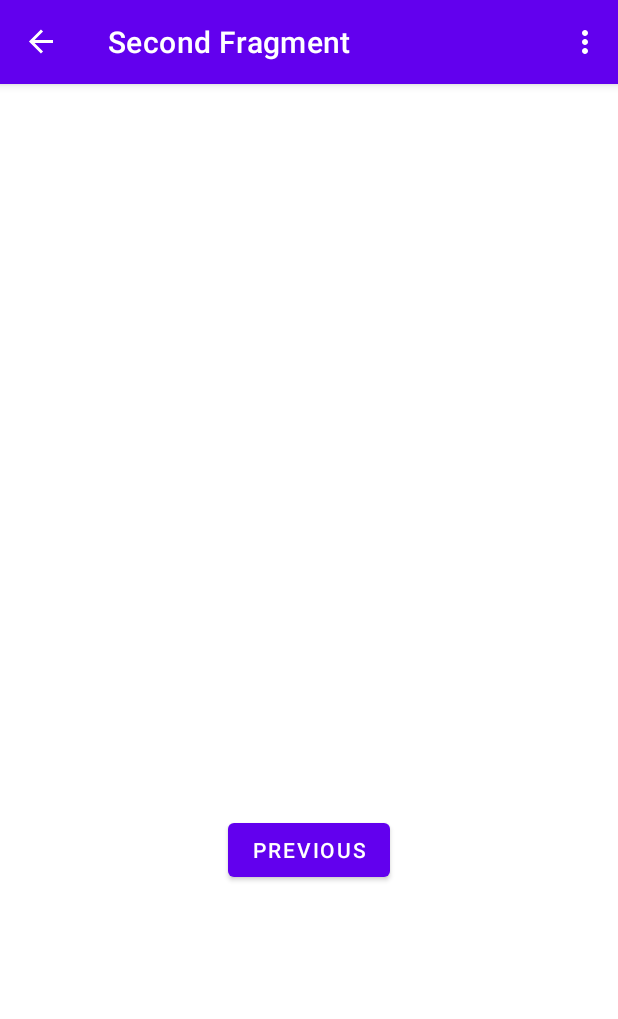
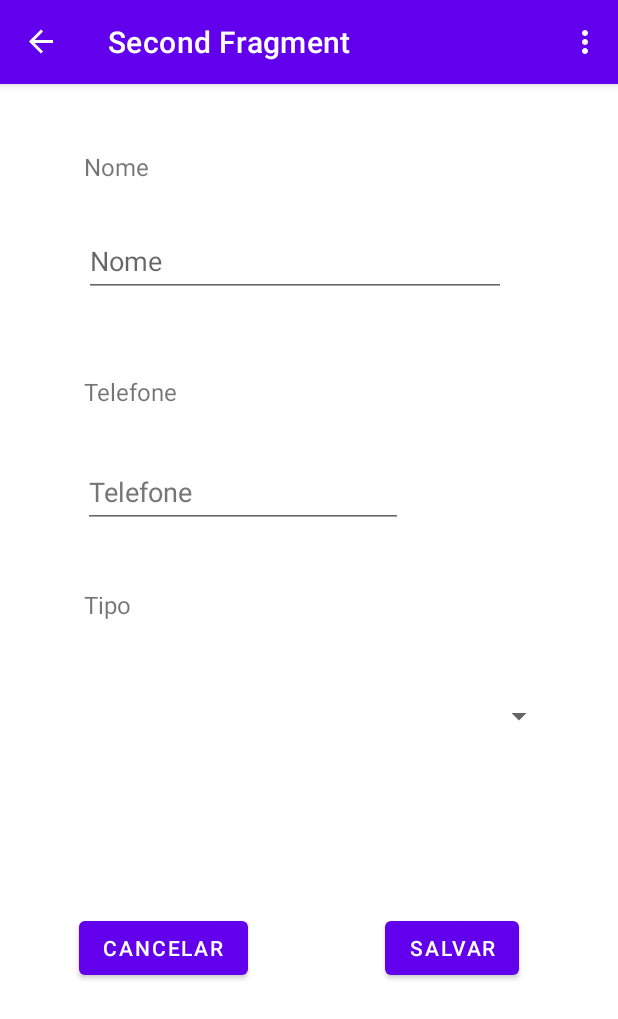
Before and after one commit to rafaelst97/AgendaTelefonica, an Android app: the AdicionarContatoFragment screen opened through its navigation route, on a phone screen of 412 x 824 dp. Shown: the top 1019 px of the screen. Run offline under Robolectric (Android 15) with nearby library versions, the phone set to English and light mode, and no system bars; our stand-ins replace navigation-ui; 2 statements that could not run were skipped.

Commit message:
Criado fragment de edição

```diff
--- a/app/src/main/java/br/univali/pdm/agendatelefonica/SecondFragment.kt
+++ b/app/src/main/java/br/univali/pdm/agendatelefonica/AdicionarContatoFragment.kt
@@ -6,14 +6,14 @@ import android.view.LayoutInflater
 import android.view.View
 import android.view.ViewGroup
 import androidx.navigation.fragment.findNavController
-import br.univali.pdm.agendatelefonica.databinding.FragmentSecondBinding
+import br.univali.pdm.agendatelefonica.databinding.FragmentAdicionarContatoBinding
 
 /**
  * A simple [Fragment] subclass as the second destination in the navigation.
  */
-class SecondFragment : Fragment() {
+class AdicionarContatoFragment : Fragment() {
 
-    private var _binding: FragmentSecondBinding? = null
+    private var _binding: FragmentAdicionarContatoBinding? = null
 
     // This property is only valid between onCreateView and
     // onDestroyView.
@@ -24,7 +24,7 @@ class SecondFragment : Fragment() {
         savedInstanceState: Bundle?
     ): View? {
 
-        _binding = FragmentSecondBinding.inflate(inflater, container, false)
+        _binding = FragmentAdicionarContatoBinding.inflate(inflater, container, false)
         return binding.root
 
     }
@@ -32,9 +32,15 @@ class SecondFragment : Fragment() {
     override fun onViewCreated(view: View, savedInstanceState: Bundle?) {
         super.onViewCreated(view, savedInstanceState)
 
-        binding.buttonSecond.setOnClickListener {
+        binding.botaoSalvarAdicionar.setOnClickListener {
             findNavController().navigate(R.id.action_SecondFragment_to_FirstFragment)
         }
+
+        binding.botaoCancelarAdicionar.setOnClickListener {
+            findNavController().navigate(R.id.action_SecondFragment_to_FirstFragment)
+        }
+
+
     }
 
     override fun onDestroyView() {
--- a/app/src/main/java/br/univali/pdm/agendatelefonica/FirstFragment.kt
+++ b/app/src/main/java/br/univali/pdm/agendatelefonica/AgendaFragment.kt
@@ -6,14 +6,14 @@ import android.view.LayoutInflater
 import android.view.View
 import android.view.ViewGroup
 import androidx.navigation.fragment.findNavController
-import br.univali.pdm.agendatelefonica.databinding.FragmentFirstBinding
+import br.univali.pdm.agendatelefonica.databinding.FragmentAgendaBinding
 
 /**
  * A simple [Fragment] subclass as the default destination in the navigation.
  */
-class FirstFragment : Fragment() {
+class AgendaFragment : Fragment() {
 
-    private var _binding: FragmentFirstBinding? = null
+    private var _binding: FragmentAgendaBinding? = null
 
     // This property is only valid between onCreateView and
     // onDestroyView.
@@ -24,7 +24,7 @@ class FirstFragment : Fragment() {
         savedInstanceState: Bundle?
     ): View? {
 
-        _binding = FragmentFirstBinding.inflate(inflater, container, false)
+        _binding = FragmentAgendaBinding.inflate(inflater, container, false)
         return binding.root
 
     }
--- /dev/null
+++ b/app/src/main/res/layout/fragment_adicionar_contato.xml
@@ -0,0 +1,112 @@
+<?xml version="1.0" encoding="utf-8"?>
+<androidx.constraintlayout.widget.ConstraintLayout xmlns:android="http://schemas.android.com/apk/res/android"
+    xmlns:app="http://schemas.android.com/apk/res-auto"
+    xmlns:tools="http://schemas.android.com/tools"
+    android:layout_width="match_parent"
+    android:layout_height="match_parent"
+    tools:context=".AdicionarContatoFragment">
+
+    <Button
+        android:id="@+id/botaoSalvarEditar"
+        android:layout_width="wrap_content"
+        android:layout_height="wrap_content"
+        android:layout_marginBottom="168dp"
+        android:text="@string/salvar"
+        app:layout_constraintBottom_toBottomOf="parent"
+        app:layout_constraintEnd_toEndOf="parent"
+        app:layout_constraintHorizontal_bias="0.796"
+        app:layout_constraintStart_toStartOf="parent"
+        app:layout_constraintTop_toBottomOf="@+id/spinnerTipoEditar"
+        app:layout_constraintVertical_bias="1.0" />
+
+    <TextView
+        android:id="@+id/textNomeEditar"
+        android:layout_width="wrap_content"
+        android:layout_height="wrap_content"
+        android:layout_marginTop="44dp"
+        android:text="@string/nome"
+        android:textSize="16sp"
+        app:layout_constraintEnd_toEndOf="parent"
+        app:layout_constraintHorizontal_bias="0.152"
+        app:layout_constraintStart_toStartOf="parent"
+        app:layout_constraintTop_toTopOf="parent" />
+
+    <TextView
+        android:id="@+id/textTelefoneEditar"
+        android:layout_width="wrap_content"
+        android:layout_height="wrap_content"
+        android:layout_marginTop="52dp"
+        android:text="@string/telefone"
+        android:textSize="16sp"
+        app:layout_constraintEnd_toEndOf="parent"
+        app:layout_constraintHorizontal_bias="0.16"
+        app:layout_constraintStart_toStartOf="parent"
+        app:layout_constraintTop_toBottomOf="@+id/inputNomeEditar" />
+
+    <TextView
+        android:id="@+id/textTipoEditar"
+        android:layout_width="wrap_content"
+        android:layout_height="wrap_content"
+        android:layout_marginTop="40dp"
+        android:text="@string/tipo"
+        android:textSize="16sp"
+        app:layout_constraintEnd_toEndOf="parent"
+        app:layout_constraintHorizontal_bias="0.147"
+        app:layout_constraintStart_toStartOf="parent"
+        app:layout_constraintTop_toBottomOf="@+id/inputTelefoneEditar" />
+
+    <EditText
+        android:id="@+id/inputNomeEditar"
+        android:layout_width="281dp"
+        android:layout_height="48dp"
+        android:layout_marginTop="28dp"
+        android:ems="10"
+        android:hint="@string/nome"
+        android:inputType="textPersonName"
+        app:layout_constraintEnd_toEndOf="parent"
+        app:layout_constraintHorizontal_bias="0.43"
+        app:layout_constraintStart_toStartOf="parent"
+        app:layout_constraintTop_toBottomOf="@+id/textNomeEditar"
+        tools:ignore="DuplicateSpeakableTextCheck"
+        android:importantForAutofill="no" />
+
+    <EditText
+        android:id="@+id/inputTelefoneEditar"
+        android:layout_width="wrap_content"
+        android:layout_height="wrap_content"
+        android:layout_marginTop="32dp"
+        android:autofillHints=""
+        android:ems="10"
+        android:hint="@string/telefone"
+        android:inputType="phone"
+        android:minHeight="48dp"
+        android:textColorHint="#757575"
+        app:layout_constraintEnd_toEndOf="parent"
+        app:layout_constraintHorizontal_bias="0.278"
+        app:layout_constraintStart_toStartOf="parent"
+        app:layout_constraintTop_toBottomOf="@+id/textTelefoneEditar"
+        tools:ignore="DuplicateSpeakableTextCheck" />
+
+    <Spinner
+        android:id="@+id/spinnerTipoEditar"
+        android:layout_width="313dp"
+        android:layout_height="55dp"
+        android:layout_marginTop="36dp"
+        android:contentDescription="@string/tipo_de_telefone"
+        app:layout_constraintEnd_toEndOf="parent"
+        app:layout_constraintHorizontal_bias="0.571"
+        app:layout_constraintStart_toStartOf="parent"
+        app:layout_constraintTop_toBottomOf="@+id/textTipoEditar" />
+
+    <Button
+        android:id="@+id/botaoCancelarEditar"
+        android:layout_width="wrap_content"
+        android:layout_height="wrap_content"
+        android:layout_marginBottom="168dp"
+        android:text="@string/cancelar"
+        app:layout_constraintBottom_toBottomOf="parent"
+        app:layout_constraintEnd_toEndOf="parent"
+        app:layout_constraintHorizontal_bias="0.176"
+        app:layout_constraintStart_toStartOf="parent" />
+
+</androidx.constraintlayout.widget.ConstraintLayout>
--- a/app/src/main/res/layout/fragment_first.xml
+++ b/app/src/main/res/layout/fragment_agenda.xml
@@ -4,7 +4,7 @@
     xmlns:tools="http://schemas.android.com/tools"
     android:layout_width="match_parent"
     android:layout_height="match_parent"
-    tools:context=".FirstFragment">
+    tools:context=".AgendaFragment">
 
     <androidx.recyclerview.widget.RecyclerView
         android:id="@+id/listaContatos"
--- a/app/src/main/res/layout/fragment_second.xml
+++ /dev/null
@@ -1,27 +0,0 @@
-<?xml version="1.0" encoding="utf-8"?>
-<androidx.constraintlayout.widget.ConstraintLayout xmlns:android="http://schemas.android.com/apk/res/android"
-    xmlns:app="http://schemas.android.com/apk/res-auto"
-    xmlns:tools="http://schemas.android.com/tools"
-    android:layout_width="match_parent"
-    android:layout_height="match_parent"
-    tools:context=".SecondFragment">
-
-    <TextView
-        android:id="@+id/textview_second"
-        android:layout_width="wrap_content"
-        android:layout_height="wrap_content"
-        app:layout_constraintBottom_toTopOf="@id/button_second"
-        app:layout_constraintEnd_toEndOf="parent"
-        app:layout_constraintStart_toStartOf="parent"
-        app:layout_constraintTop_toTopOf="parent" />
-
-    <Button
-        android:id="@+id/button_second"
-        android:layout_width="wrap_content"
-        android:layout_height="wrap_content"
-        android:text="@string/previous"
-        app:layout_constraintBottom_toBottomOf="parent"
-        app:layout_constraintEnd_toEndOf="parent"
-        app:layout_constraintStart_toStartOf="parent"
-        app:layout_constraintTop_toBottomOf="@id/textview_second" />
-</androidx.constraintlayout.widget.ConstraintLayout>
--- a/app/src/main/res/navigation/nav_graph.xml
+++ b/app/src/main/res/navigation/nav_graph.xml
@@ -7,9 +7,9 @@
 
     <fragment
         android:id="@+id/FirstFragment"
-        android:name="br.univali.pdm.agendatelefonica.FirstFragment"
+        android:name="br.univali.pdm.agendatelefonica.AgendaFragment"
         android:label="@string/first_fragment_label"
-        tools:layout="@layout/fragment_first">
+        tools:layout="@layout/fragment_agenda">
 
         <action
             android:id="@+id/action_FirstFragment_to_SecondFragment"
@@ -17,9 +17,9 @@
     </fragment>
     <fragment
         android:id="@+id/SecondFragment"
-        android:name="br.univali.pdm.agendatelefonica.SecondFragment"
+        android:name="br.univali.pdm.agendatelefonica.AdicionarContatoFragment"
         android:label="@string/second_fragment_label"
-        tools:layout="@layout/fragment_second">
+        tools:layout="@layout/fragment_adicionar_contato">
 
         <action
             android:id="@+id/action_SecondFragment_to_FirstFragment"
--- a/app/src/main/res/values/strings.xml
+++ b/app/src/main/res/values/strings.xml
@@ -10,4 +10,13 @@
     <string name="hello_first_fragment">Hello first fragment</string>
     <string name="hello_second_fragment">Hello second fragment. Arg: %1$s</string>
     <string name="adicionar_contato">adicionar contato</string>
+    <!-- TODO: Remove or change this placeholder text -->
+    <string name="hello_blank_fragment">Hello blank fragment</string>
+    <string name="nome">Nome</string>
+    <string name="telefone">Telefone</string>
+    <string name="tipo">Tipo</string>
+    <string name="salvar">Salvar</string>
+    <string name="cancelar">Cancelar</string>
+    <string name="tipo_de_telefone">tipo de telefone</string>
+    <string name="editar">Editar</string>
 </resources>
```
Also changed, not shown: app/src/main/java/br/univali/pdm/agendatelefonica/EditarContatoFragment.kt (added, +61 -0 lines), app/src/main/res/layout/fragment_editar_contato.xml (added, +112 -0 lines).
